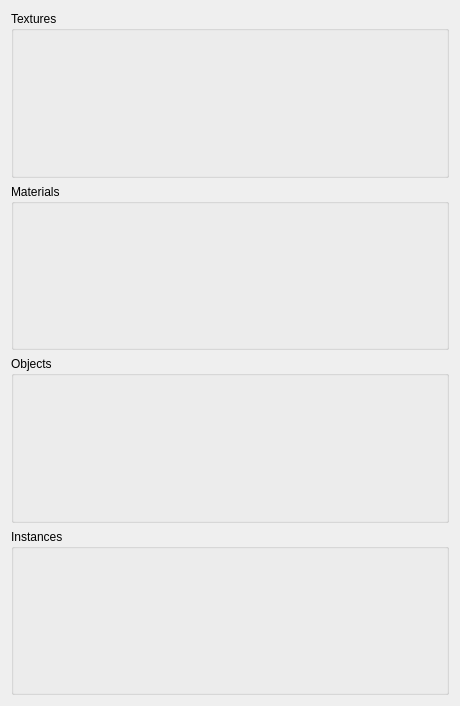
Before: the Qt Designer form src/RenderDataWidget.ui in MickaelOnTheWave/3dvisualizer, drawn with Qt 5.
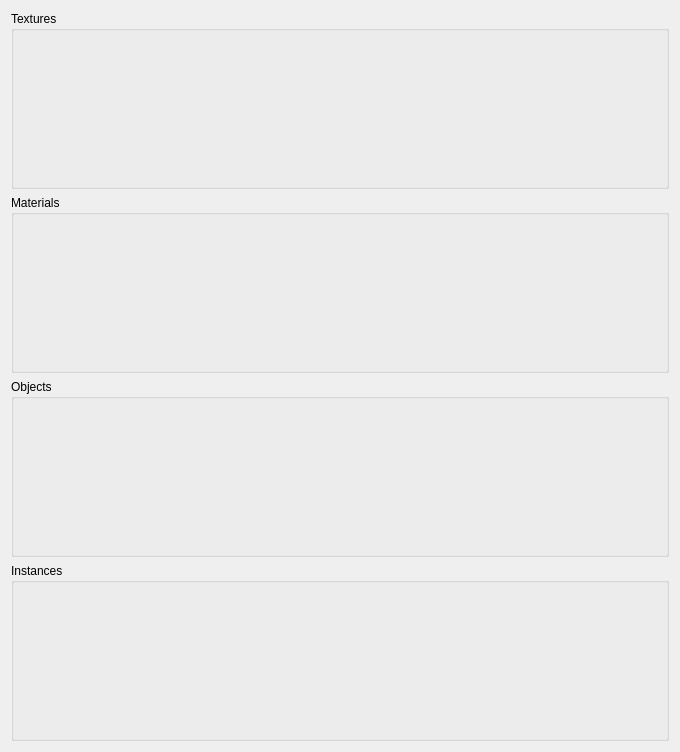
After: the same form once the commit is applied.

Patch:
```diff
--- a/src/RenderDataWidget.ui
+++ b/src/RenderDataWidget.ui
@@ -6,8 +6,8 @@
    <rect>
     <x>0</x>
     <y>0</y>
-    <width>460</width>
-    <height>706</height>
+    <width>680</width>
+    <height>752</height>
    </rect>
   </property>
   <property name="windowTitle">
```
